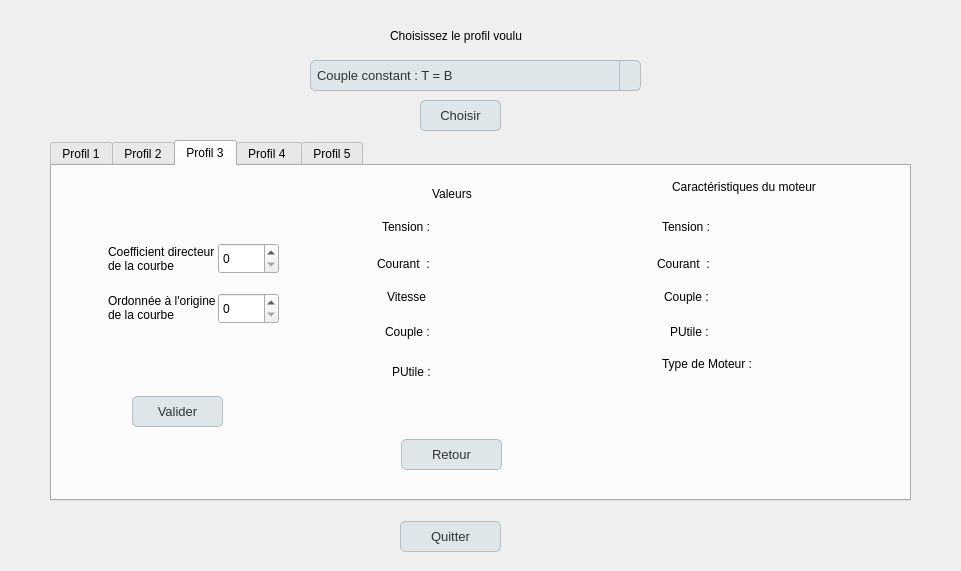
Before: the Qt Designer form pilotage_frein_profil.ui in CND-cyb/engine_test_bench, drawn with Qt 5.
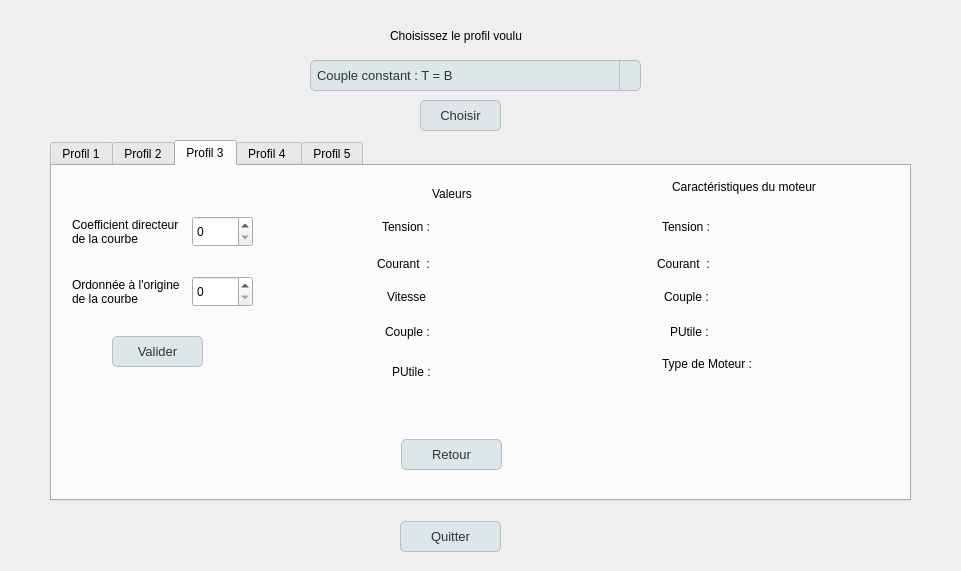
After: the same form once the commit is applied. The open tabs and pages were chosen to show the change.

Patch:
```diff
--- a/pilotage_frein_profil.ui
+++ b/pilotage_frein_profil.ui
@@ -866,8 +866,8 @@
     <widget class="QPushButton" name="pb_valider_profil4_2">
      <property name="geometry">
       <rect>
-       <x>80</x>
-       <y>230</y>
+       <x>60</x>
+       <y>170</y>
        <width>91</width>
        <height>31</height>
       </rect>
@@ -898,8 +898,8 @@
     <widget class="QLabel" name="label_19">
      <property name="geometry">
       <rect>
-       <x>56</x>
-       <y>126</y>
+       <x>20</x>
+       <y>110</y>
        <width>111</width>
        <height>31</height>
       </rect>
@@ -912,8 +912,8 @@
     <widget class="QLabel" name="label_18">
      <property name="geometry">
       <rect>
-       <x>56</x>
-       <y>77</y>
+       <x>20</x>
+       <y>50</y>
        <width>111</width>
        <height>31</height>
       </rect>
@@ -926,8 +926,8 @@
     <widget class="QSpinBox" name="sB_ordonneeOrigine_profil3">
      <property name="geometry">
       <rect>
-       <x>166</x>
-       <y>127</y>
+       <x>140</x>
+       <y>110</y>
        <width>61</width>
        <height>31</height>
       </rect>
@@ -942,8 +942,8 @@
     <widget class="QSpinBox" name="sB_coefficientDirecteur_profil3">
      <property name="geometry">
       <rect>
-       <x>166</x>
-       <y>77</y>
+       <x>140</x>
+       <y>50</y>
        <width>61</width>
        <height>31</height>
       </rect>
```
Left out of the diff: 28 changed lines with no effect on the pictures.
